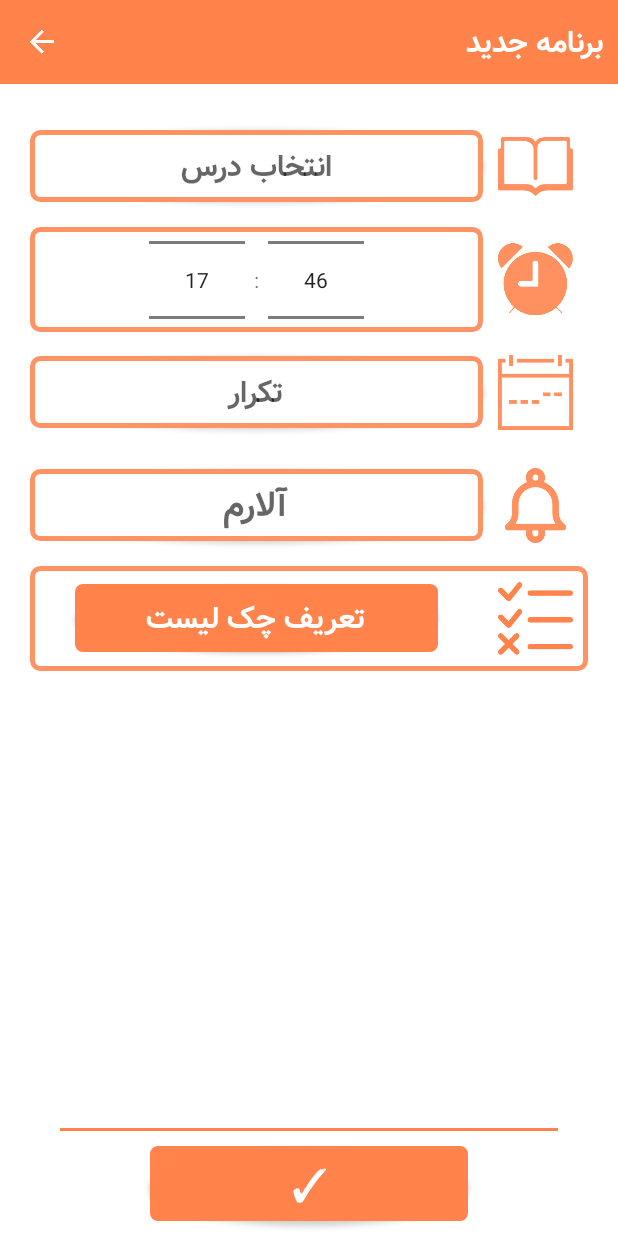
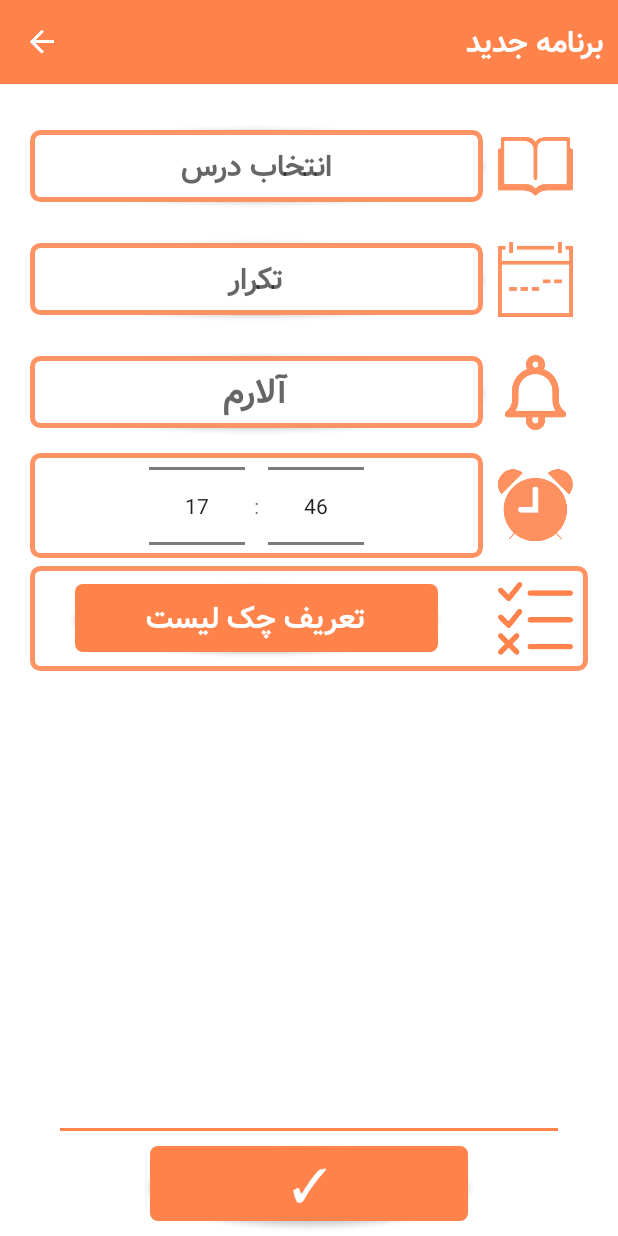
Before and after one commit to TarashGroup/TarashPlaningApp, an Android app: the AddPlanActivity screen opened directly, with no data from a screen before it, on a phone screen of 412 x 824 dp. Run offline under Robolectric (Android 15) with nearby library versions, the phone set to English and light mode, and no system bars.

Commit message:
Merge remote-tracking branch 'origin/master' into master

```diff
--- a/app/build.gradle
+++ b/app/build.gradle
@@ -30,7 +30,9 @@ dependencies {
     implementation 'com.github.jakob-grabner:Circle-Progress-View:1.4'
     implementation 'com.github.BluRe-CN:ComplexView:v1.1'
     compile fileTree(dir: 'libs', include: ['*.jar'])
-    testCompile 'junit:junit:4.12'
+    testCompile 'junit:junit:4.13'
+    implementation 'net.danlew:android.joda:2.10.6.1'
+
 
 
 
--- a/app/src/main/java/com/example/myclock/Database/PropertyHolder.java
+++ b/app/src/main/java/com/example/myclock/Database/PropertyHolder.java
@@ -3,5 +3,5 @@ package com.example.myclock.Database;
 import java.util.ArrayList;
 
 public class PropertyHolder {
-    ArrayList<DailyInformation> dailyInformations = new ArrayList<>();
+
 }
--- a/app/src/main/java/com/example/myclock/MainActivity.java
+++ b/app/src/main/java/com/example/myclock/MainActivity.java
@@ -19,6 +19,9 @@ import androidx.cardview.widget.CardView;
 import androidx.core.content.res.ResourcesCompat;
 import com.example.myclock.Views.ProgressBuilder;
 import com.hanks.htextview.base.HTextView;
+
+import net.danlew.android.joda.JodaTimeAndroid;
+
 import java.util.Objects;
 import yuku.ambilwarna.AmbilWarnaDialog;
 
@@ -38,6 +41,7 @@ public class MainActivity extends AppCompatActivity {
     @Override
     protected void onCreate(Bundle savedInstanceState) {
         super.onCreate(savedInstanceState);
+        JodaTimeAndroid.init(this);
         String a = "F android studio & git";
         setContentView(R.layout.activity_main);
 
@@ -46,7 +50,7 @@ public class MainActivity extends AppCompatActivity {
         Typeface typeface = ResourcesCompat.getFont(this, R.font.iransans);
 
         //calculateMainTimer();
-        //startMainTimer();     //felan in kirio stop kardam ta ap sari tar run beshe ta bad ye fekri bokonim darmordesh.
+        //startMainTimer();     //felan in kirio stop kardam ta ap sari tar run beshe ta bad ye fekri bokonim darmordesh OH SHIT MAN
         addProgressBars();
 
         deleteButton = findViewById(R.id.btn_remove);
--- /dev/null
+++ b/app/src/main/res/drawable/highlighted_textbox_background.xml
@@ -0,0 +1,17 @@
+<?xml version="1.0" encoding="utf-8"?>
+<layer-list xmlns:android="http://schemas.android.com/apk/res/android">
+    <item>
+        <shape android:shape="rectangle">
+            <solid android:color="@color/RedLight"/>
+            <corners android:radius="5dp"/>
+        </shape>
+    </item>
+    <item android:right="15dp" >
+        <shape android:shape="rectangle">
+            <solid android:color="@android:color/white"/>
+            <stroke android:color="@color/RedLight" android:width="2dp"/>
+            <corners android:bottomLeftRadius="5dp" android:topLeftRadius="5dp"/>
+        </shape>
+
+    </item>
+</layer-list>
--- a/app/src/main/res/layout/activity_add_plan.xml
+++ b/app/src/main/res/layout/activity_add_plan.xml
@@ -75,39 +75,7 @@
 
 
 
-            <LinearLayout
-                android:layout_width="match_parent"
-                android:layout_height="70dp"
-                android:orientation="horizontal"
-                android:layout_marginHorizontal="20dp"
-                android:gravity="center"
-                android:layout_marginBottom="5dp">
 
-                <LinearLayout
-                    android:layout_width="0dp"
-                    android:layout_height="wrap_content"
-                    android:layout_marginHorizontal="0dp"
-                    android:orientation="horizontal"
-                    android:gravity="center"
-                    android:background="@drawable/button1"
-                    android:layout_weight="1">
-
-                    <TimePicker
-                        android:id="@+id/timePicker1"
-                        android:layout_width="wrap_content"
-                        android:layout_height="200dp"
-                        android:layout_gravity="center"
-                        android:timePickerMode="spinner" />
-                    </LinearLayout>
-
-
-                <ImageView
-                    android:layout_width="50dp"
-                    android:layout_height="wrap_content"
-                    android:layout_margin="10dp"
-                    android:src="@drawable/clock_pic"/>
-
-            </LinearLayout>
 
 
 
@@ -170,6 +138,40 @@
 
             </LinearLayout>
 
+
+            <LinearLayout
+                android:layout_width="match_parent"
+                android:layout_height="70dp"
+                android:orientation="horizontal"
+                android:layout_marginHorizontal="20dp"
+                android:gravity="center"
+                android:layout_marginBottom="5dp">
+
+                <LinearLayout
+                    android:layout_width="0dp"
+                    android:layout_height="wrap_content"
+                    android:layout_marginHorizontal="0dp"
+                    android:orientation="horizontal"
+                    android:gravity="center"
+                    android:background="@drawable/button1"
+                    android:layout_weight="1">
+
+                    <TimePicker
+                        android:id="@+id/timePicker1"
+                        android:layout_width="wrap_content"
+                        android:layout_height="200dp"
+                        android:layout_gravity="center"
+                        android:timePickerMode="spinner" />
+                </LinearLayout>
+
+
+                <ImageView
+                    android:layout_width="50dp"
+                    android:layout_height="wrap_content"
+                    android:layout_margin="10dp"
+                    android:src="@drawable/clock_pic"/>
+
+            </LinearLayout>
 
 
             <LinearLayout
```
Also changed, not shown: app/src/main/java/LitnerBox/BoxHolder.java (added, +30 -0 lines), app/src/main/java/LitnerBox/DailyNotes.java (added, +15 -0 lines), app/src/main/java/com/example/myclock/AddPlanActivity.java (+14 -2 lines), app/src/main/java/com/example/myclock/Database/Plan.java (+7 -1 lines), app/src/main/java/com/example/myclock/Database/RepeatingPlans.java (added, +28 -0 lines), app/src/main/java/com/example/myclock/Database/Today.java (added, +7 -0 lines), app/src/main/java/com/example/myclock/Views/CheckListView.java (+6 -2 lines).
